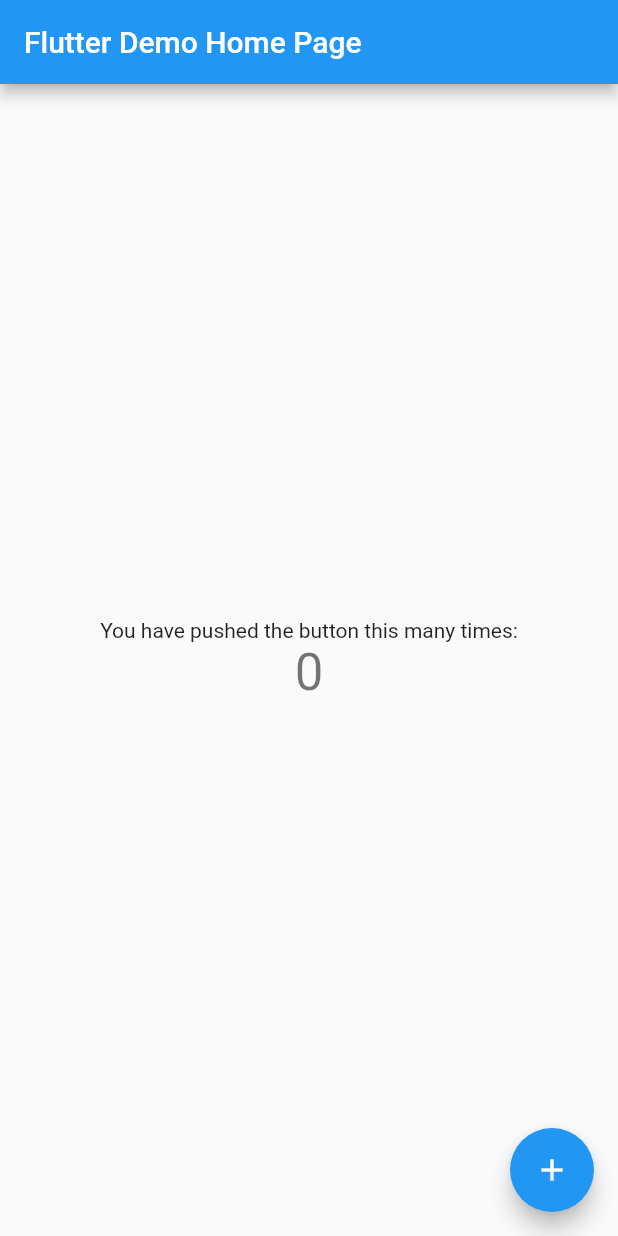
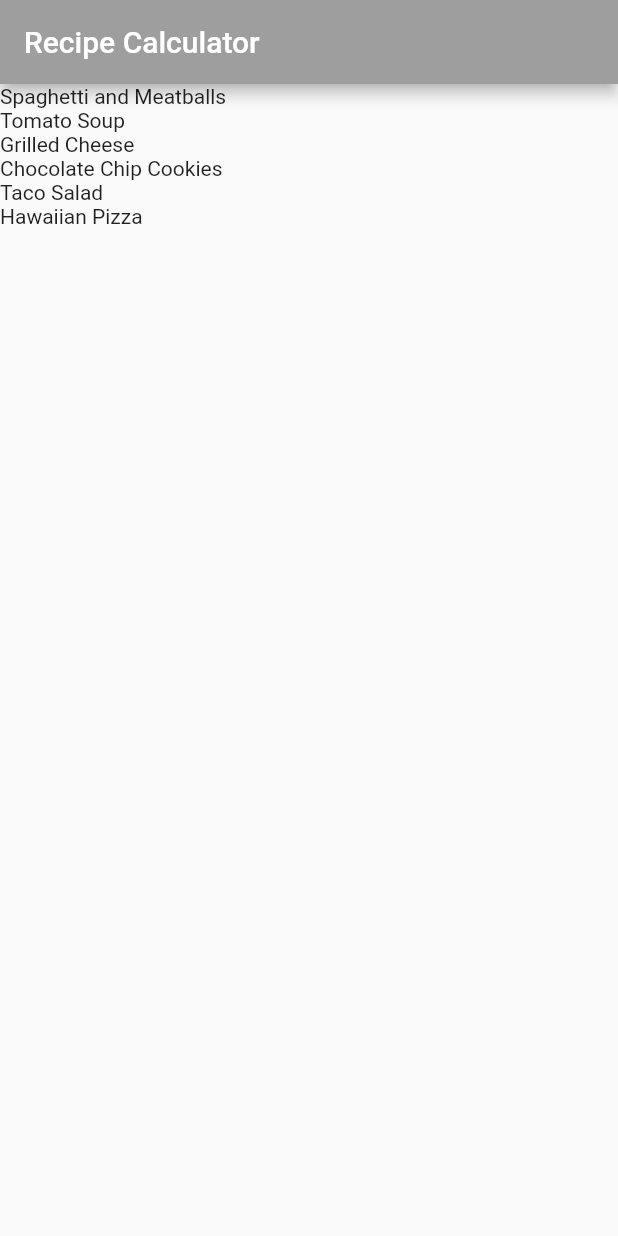
Before and after one commit to vedintech007/Recipe-Calculator, a Flutter app: the screen it shows after launch, on a phone screen of 412 x 824 dp. Run offline on Flutter 3.47's test engine with Material 2 defaults, Android fonts, the phone set to English and light mode, and no system bars.

Commit message:
added model class and assets data

```diff
--- a/lib/main.dart
+++ b/lib/main.dart
@@ -1,115 +1,44 @@
 import 'package:flutter/material.dart';
+import 'models/recipe_model.dart';
 
 void main() {
-  runApp(const MyApp());
+  runApp(const RecipeApp());
 }
 
-class MyApp extends StatelessWidget {
-  const MyApp({super.key});
+class RecipeApp extends StatelessWidget {
+  const RecipeApp({super.key});
 
-  // This widget is the root of your application.
   @override
   Widget build(BuildContext context) {
+    final ThemeData theme = ThemeData();
     return MaterialApp(
-      title: 'Flutter Demo',
-      theme: ThemeData(
-        // This is the theme of your application.
-        //
-        // Try running your application with "flutter run". You'll see the
-        // application has a blue toolbar. Then, without quitting the app, try
-        // changing the primarySwatch below to Colors.green and then invoke
-        // "hot reload" (press "r" in the console where you ran "flutter run",
-        // or simply save your changes to "hot reload" in a Flutter IDE).
-        // Notice that the counter didn't reset back to zero; the application
-        // is not restarted.
-        primarySwatch: Colors.blue,
+      title: 'Recipe Calculator',
+      theme: theme.copyWith(
+        colorScheme: theme.colorScheme.copyWith(
+          primary: Colors.grey,
+          secondary: Colors.black,
+        ),
       ),
-      home: const MyHomePage(title: 'Flutter Demo Home Page'),
+      home: HomePage(),
     );
   }
 }
 
-class MyHomePage extends StatefulWidget {
-  const MyHomePage({super.key, required this.title});
-
-  // This widget is the home page of your application. It is stateful, meaning
-  // that it has a State object (defined below) that contains fields that affect
-  // how it looks.
-
-  // This class is the configuration for the state. It holds the values (in this
-  // case the title) provided by the parent (in this case the App widget) and
-  // used by the build method of the State. Fields in a Widget subclass are
-  // always marked "final".
-
-  final String title;
-
-  @override
-  State<MyHomePage> createState() => _MyHomePageState();
-}
-
-class _MyHomePageState extends State<MyHomePage> {
-  int _counter = 0;
-
-  void _incrementCounter() {
-    setState(() {
-      // This call to setState tells the Flutter framework that something has
-      // changed in this State, which causes it to rerun the build method below
-      // so that the display can reflect the updated values. If we changed
-      // _counter without calling setState(), then the build method would not be
-      // called again, and so nothing would appear to happen.
-      _counter++;
-    });
-  }
+class HomePage extends StatelessWidget {
+  const HomePage({super.key});
 
   @override
   Widget build(BuildContext context) {
-    // This method is rerun every time setState is called, for instance as done
-    // by the _incrementCounter method above.
-    //
-    // The Flutter framework has been optimized to make rerunning build methods
-    // fast, so that you can just rebuild anything that needs updating rather
-    // than having to individually change instances of widgets.
     return Scaffold(
-      appBar: AppBar(
-        // Here we take the value from the MyHomePage object that was created by
-        // the App.build method, and use it to set our appbar title.
-        title: Text(widget.title),
+      appBar: AppBar(title: const Text("Recipe Calculator")),
+      body: ListView.builder(
+        itemCount: RecipeModel.samples.length,
+        itemBuilder: (context, index) {
+          // TODO: Update to return Recipe card
+          return Text(RecipeModel.samples[index].label);
+        },
       ),
-      body: Center(
-        // Center is a layout widget. It takes a single child and positions it
-        // in the middle of the parent.
-        child: Column(
-          // Column is also a layout widget. It takes a list of children and
-          // arranges them vertically. By default, it sizes itself to fit its
-          // children horizontally, and tries to be as tall as its parent.
-          //
-          // Invoke "debug painting" (press "p" in the console, choose the
-          // "Toggle Debug Paint" action from the Flutter Inspector in Android
-          // Studio, or the "Toggle Debug Paint" command in Visual Studio Code)
-          // to see the wireframe for each widget.
-          //
-          // Column has various properties to control how it sizes itself and
-          // how it positions its children. Here we use mainAxisAlignment to
-          // center the children vertically; the main axis here is the vertical
-          // axis because Columns are vertical (the cross axis would be
-          // horizontal).
-          mainAxisAlignment: MainAxisAlignment.center,
-          children: <Widget>[
-            const Text(
-              'You have pushed the button this many times:',
-            ),
-            Text(
-              '$_counter',
-              style: Theme.of(context).textTheme.headline4,
-            ),
-          ],
-        ),
-      ),
-      floatingActionButton: FloatingActionButton(
-        onPressed: _incrementCounter,
-        tooltip: 'Increment',
-        child: const Icon(Icons.add),
-      ), // This trailing comma makes auto-formatting nicer for build methods.
     );
   }
+  // TODO: Add buildRecipeCard() here
 }
--- /dev/null
+++ b/lib/models/recipe_model.dart
@@ -0,0 +1,37 @@
+class RecipeModel {
+  String label;
+  String imageUrl;
+
+  // TODO: Add servings and ingredients here
+  RecipeModel(this.label, this.imageUrl);
+
+  // TODO: Add List<Recipe> here
+  static List<RecipeModel> samples = [
+    RecipeModel(
+      'Spaghetti and Meatballs',
+      'assets/2126711929_ef763de2b3_w.jpg',
+    ),
+    RecipeModel(
+      'Tomato Soup',
+      'assets/27729023535_a57606c1be.jpg',
+    ),
+    RecipeModel(
+      'Grilled Cheese',
+      'assets/3187380632_5056654a19_b.jpg',
+    ),
+    RecipeModel(
+      'Chocolate Chip Cookies',
+      'assets/15992102771_b92f4cc00a_b.jpg',
+    ),
+    RecipeModel(
+      'Taco Salad',
+      'assets/8533381643_a31a99e8a6_c.jpg',
+    ),
+    RecipeModel(
+      'Hawaiian Pizza',
+      'assets/15452035777_294cefced5_c.jpg',
+    ),
+  ];
+}
+
+// TODO: Add Ingredient() here
```
Also changed, not shown: pubspec.yaml (+4 -6 lines), assets/15452035777_294cefced5_c.jpg (added), assets/15992102771_b92f4cc00a_b.jpg (added), assets/2126711929_ef763de2b3_w.jpg (added), assets/27729023535_a57606c1be.jpg (added), assets/3187380632_5056654a19_b.jpg (added), assets/8533381643_a31a99e8a6_c.jpg (added), 2 other files.
